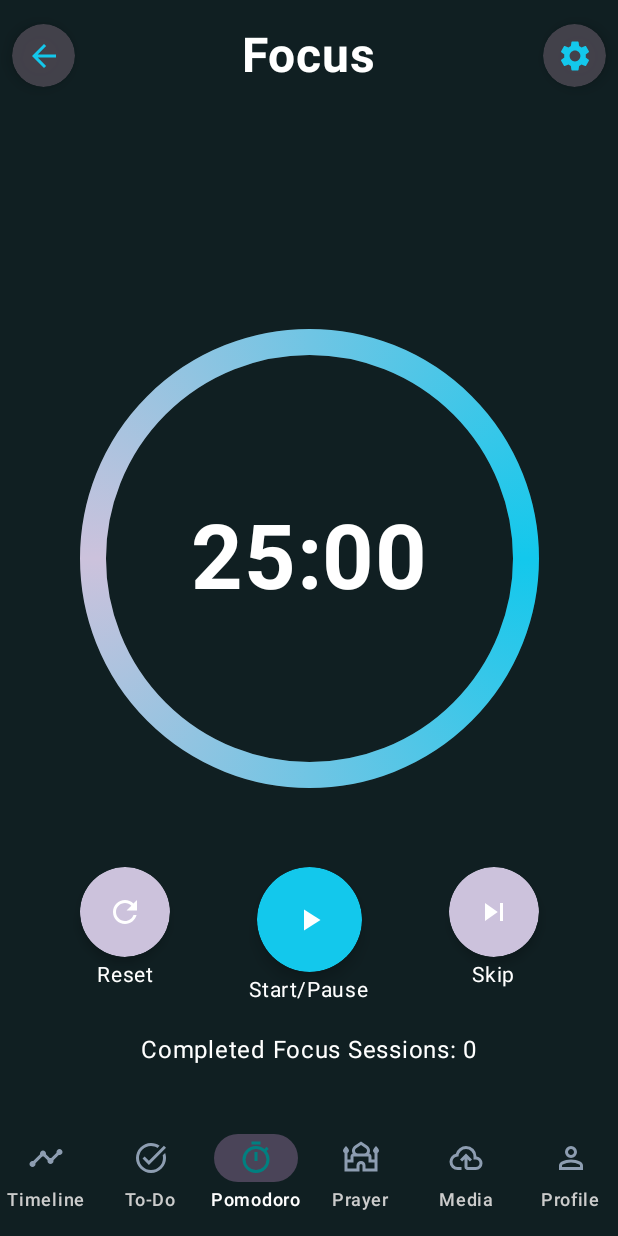
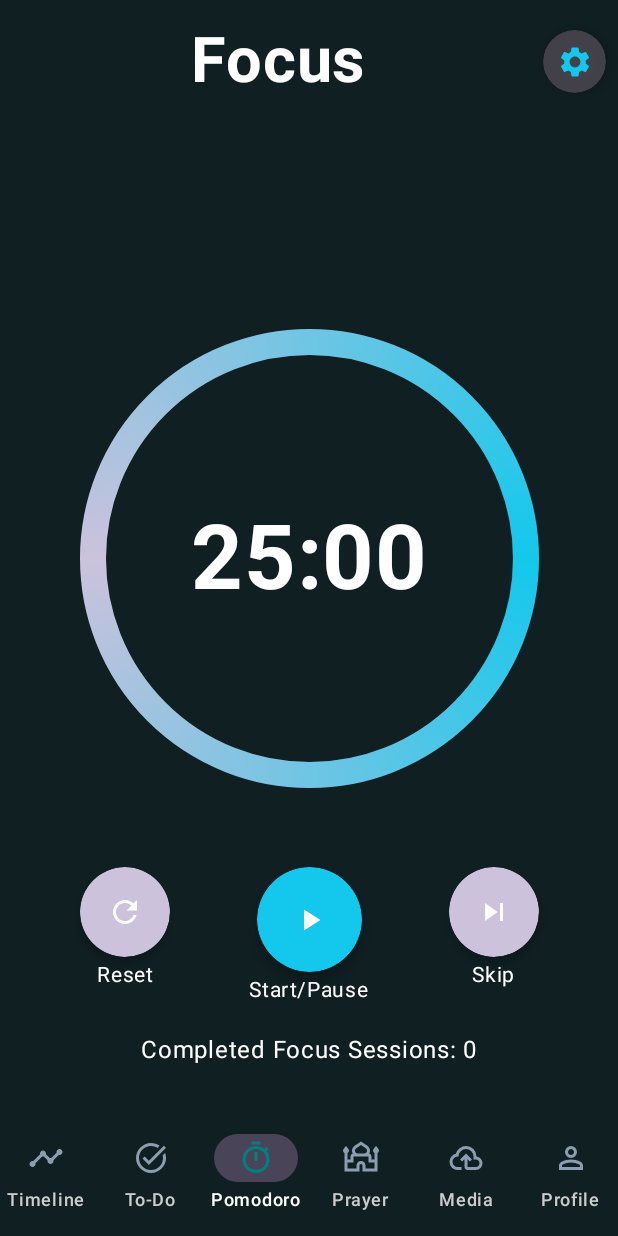
Before and after one commit to AnasAyman13/DayMate, an Android app built with Jetpack Compose: the screen it shows after launch once a user with an empty profile is signed in (MainActivity), item 3 of the bottom bar chosen, on a phone screen of 412 x 824 dp. Run offline under Robolectric (Android 15) with nearby library versions, the phone set to English and light mode, and no system bars; our stand-ins replace Firebase (no records; nobody signed in at launch, a user with empty details on screens opened directly), Room's generated code; libraries missing offline, so code that uses them is left out: com.facebook, com.facebook.login, com.vanpra.composematerialdialogs; 1 statement that could not run was skipped.

Commit message:
editing pomodoro screen

```diff
--- a/app/src/main/java/com/day/mate/ui/theme/screens/pomodoro/PomodoroScreen.kt
+++ b/app/src/main/java/com/day/mate/ui/theme/screens/pomodoro/PomodoroScreen.kt
@@ -38,6 +38,7 @@ import androidx.compose.material.icons.filled.SkipNext
 import androidx.compose.ui.platform.LocalConfiguration
 import androidx.compose.ui.res.stringResource
 import androidx.compose.ui.text.input.KeyboardType
+import androidx.compose.ui.text.style.TextAlign
 import androidx.lifecycle.viewmodel.compose.viewModel
 import com.day.mate.R
 import com.day.mate.data.local.TimerMode
@@ -90,24 +91,9 @@ fun PomodoroScreen(viewModel: TimerViewModel = viewModel()) {
                 .padding(top = 16.dp, start = 8.dp, end = 8.dp, bottom = 16.dp)
                 .align(Alignment.TopCenter),
             verticalAlignment = Alignment.CenterVertically,
-            horizontalArrangement = Arrangement.SpaceBetween
+            horizontalArrangement = Arrangement.Start
         ) {
-            Box(
-                modifier = Modifier
-                    .size(42.dp)
-                    .shadow(6.dp, CircleShape)
-                    .clip(CircleShape)
-                    .background(MaterialTheme.colorScheme.surfaceVariant.copy(alpha = 0.9f)),
-                contentAlignment = Alignment.Center
-            ) {
-                IconButton(onClick = { /* Back */ }) {
-                    Icon(
-                        imageVector = Icons.Default.ArrowBack,
-                        contentDescription = "Back",
-                        tint = MaterialTheme.colorScheme.primary
-                    )
-                }
-            }
+
 
             Text(
                 text = when (timerState.mode) {
@@ -115,7 +101,9 @@ fun PomodoroScreen(viewModel: TimerViewModel = viewModel()) {
                     TimerMode.SHORT_BREAK -> stringResource(id = R.string.short_break)
                     TimerMode.LONG_BREAK -> stringResource(id = R.string.long_break)
                 },
-                fontSize = if (isLandscape) 40.sp else 32.sp,
+                textAlign = TextAlign.Center,
+                modifier = Modifier.weight(1f),
+                fontSize = if (isLandscape) 50.sp else 42.sp,
                 fontWeight = FontWeight.Bold
             )
 
```
